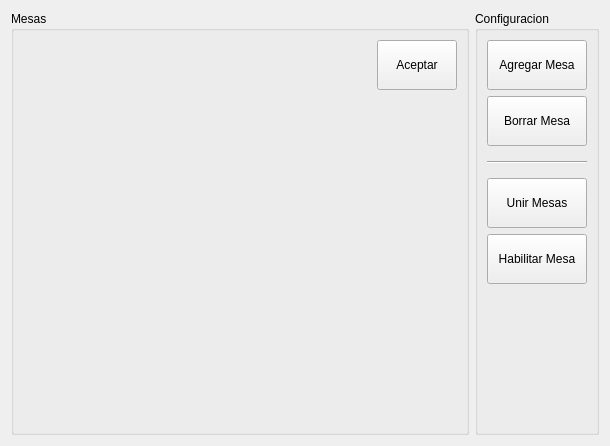
This is nostro/ventas/mesas_venta.ui in manuell12/CafeNostro as Qt 5 draws it before an edit. The edited form follows.
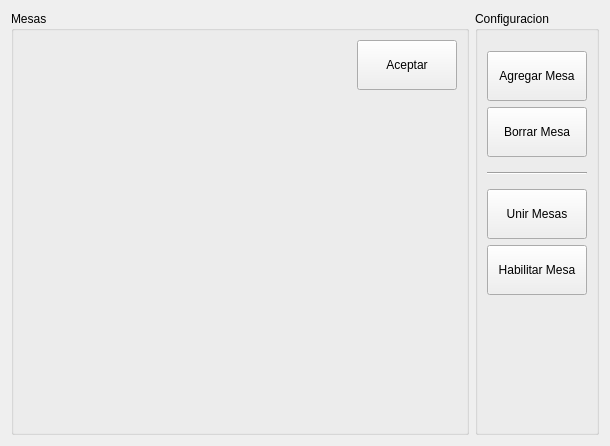
This is the edited form.

Patch:
```diff
--- a/nostro/ventas/mesas_venta.ui
+++ b/nostro/ventas/mesas_venta.ui
@@ -19,21 +19,17 @@
      <property name="title">
       <string>Mesas</string>
      </property>
+     <property name="alignment">
+      <set>Qt::AlignLeading|Qt::AlignLeft|Qt::AlignTop</set>
+     </property>
+     <property name="flat">
+      <bool>false</bool>
+     </property>
+     <property name="checkable">
+      <bool>false</bool>
+     </property>
      <layout class="QGridLayout" name="gridLayout">
-      <item row="3" column="2">
-       <spacer name="horizontalSpacer">
-        <property name="orientation">
-         <enum>Qt::Horizontal</enum>
-        </property>
-        <property name="sizeHint" stdset="0">
-         <size>
-          <width>162</width>
-          <height>20</height>
-         </size>
-        </property>
-       </spacer>
-      </item>
-      <item row="4" column="1">
+      <item row="4" column="2">
        <spacer name="verticalSpacer">
         <property name="orientation">
          <enum>Qt::Vertical</enum>
@@ -46,8 +42,15 @@
         </property>
        </spacer>
       </item>
-      <item row="3" column="0">
-       <spacer name="horizontalSpacer_2">
+      <item row="3" column="2">
+       <layout class="QGridLayout" name="gridLayout_mesas">
+        <property name="spacing">
+         <number>20</number>
+        </property>
+       </layout>
+      </item>
+      <item row="3" column="3">
+       <spacer name="horizontalSpacer">
         <property name="orientation">
          <enum>Qt::Horizontal</enum>
         </property>
@@ -59,7 +62,20 @@
         </property>
        </spacer>
       </item>
-      <item row="2" column="1">
+      <item row="1" column="4">
+       <widget class="QPushButton" name="pushButton_aceptar">
+        <property name="minimumSize">
+         <size>
+          <width>100</width>
+          <height>50</height>
+         </size>
+        </property>
+        <property name="text">
+         <string>Aceptar</string>
+        </property>
+       </widget>
+      </item>
+      <item row="2" column="2">
        <spacer name="verticalSpacer_2">
         <property name="orientation">
          <enum>Qt::Vertical</enum>
@@ -76,31 +92,65 @@
        </spacer>
       </item>
       <item row="3" column="1">
-       <layout class="QGridLayout" name="gridLayout_mesas">
-        <property name="spacing">
-         <number>20</number>
+       <spacer name="horizontalSpacer_2">
+        <property name="orientation">
+         <enum>Qt::Horizontal</enum>
         </property>
-       </layout>
+        <property name="sizeHint" stdset="0">
+         <size>
+          <width>162</width>
+          <height>20</height>
+         </size>
+        </property>
+       </spacer>
       </item>
-      <item row="1" column="1">
+      <item row="1" column="2">
        <widget class="QLabel" name="label_info">
+        <property name="minimumSize">
+         <size>
+          <width>20</width>
+          <height>50</height>
+         </size>
+        </property>
         <property name="text">
          <string/>
         </property>
+        <property name="alignment">
+         <set>Qt::AlignRight|Qt::AlignTrailing|Qt::AlignVCenter</set>
+        </property>
        </widget>
       </item>
-      <item row="1" column="3">
-       <widget class="QPushButton" name="pushButton_aceptar">
-        <property name="minimumSize">
+      <item row="3" column="4">
+       <spacer name="horizontalSpacer_3">
+        <property name="orientation">
+         <enum>Qt::Horizontal</enum>
+        </property>
+        <property name="sizeType">
+         <enum>QSizePolicy::Minimum</enum>
+        </property>
+        <property name="sizeHint" stdset="0">
          <size>
-          <width>0</width>
-          <height>50</height>
+          <width>100</width>
+          <height>20</height>
          </size>
         </property>
-        <property name="text">
-         <string>Aceptar</string>
+       </spacer>
+      </item>
+      <item row="3" column="0">
+       <spacer name="horizontalSpacer_4">
+        <property name="orientation">
+         <enum>Qt::Horizontal</enum>
         </property>
-       </widget>
+        <property name="sizeType">
+         <enum>QSizePolicy::Minimum</enum>
+        </property>
+        <property name="sizeHint" stdset="0">
+         <size>
+          <width>100</width>
+          <height>20</height>
+         </size>
+        </property>
+       </spacer>
       </item>
      </layout>
     </widget>
@@ -111,6 +161,9 @@
       <string>Configuracion</string>
      </property>
      <layout class="QVBoxLayout" name="verticalLayout">
+      <property name="topMargin">
+       <number>20</number>
+      </property>
       <item>
        <widget class="QPushButton" name="pushButton_agregar">
         <property name="minimumSize">
```
